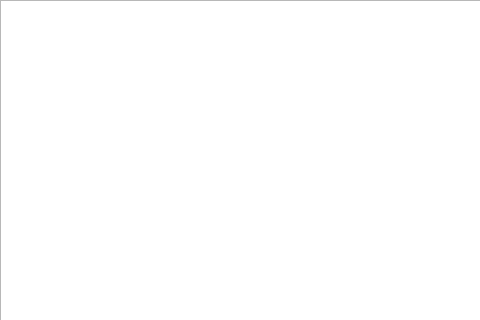
The window that mainwindow.ui (JuanSebastianMejiaOrtiz/Final_Proyecto_Info2) describes before a commit, drawn with Qt 5; both pictures show x 0 to 480 and y 0 to 320 of the 800 by 600 pixel window.
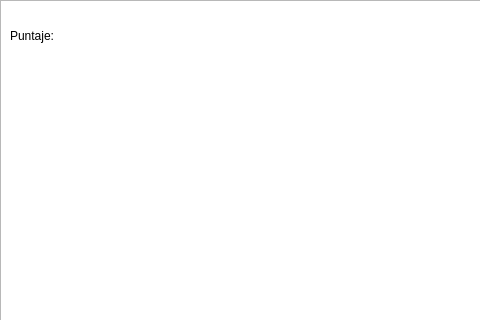
The same window after the commit.

```diff
--- a/mainwindow.ui
+++ b/mainwindow.ui
@@ -24,6 +24,19 @@
      </rect>
     </property>
    </widget>
+   <widget class="QLabel" name="Puntaje">
+    <property name="geometry">
+     <rect>
+      <x>10</x>
+      <y>10</y>
+      <width>231</width>
+      <height>51</height>
+     </rect>
+    </property>
+    <property name="text">
+     <string>Puntaje: </string>
+    </property>
+   </widget>
   </widget>
  </widget>
  <resources/>
```
